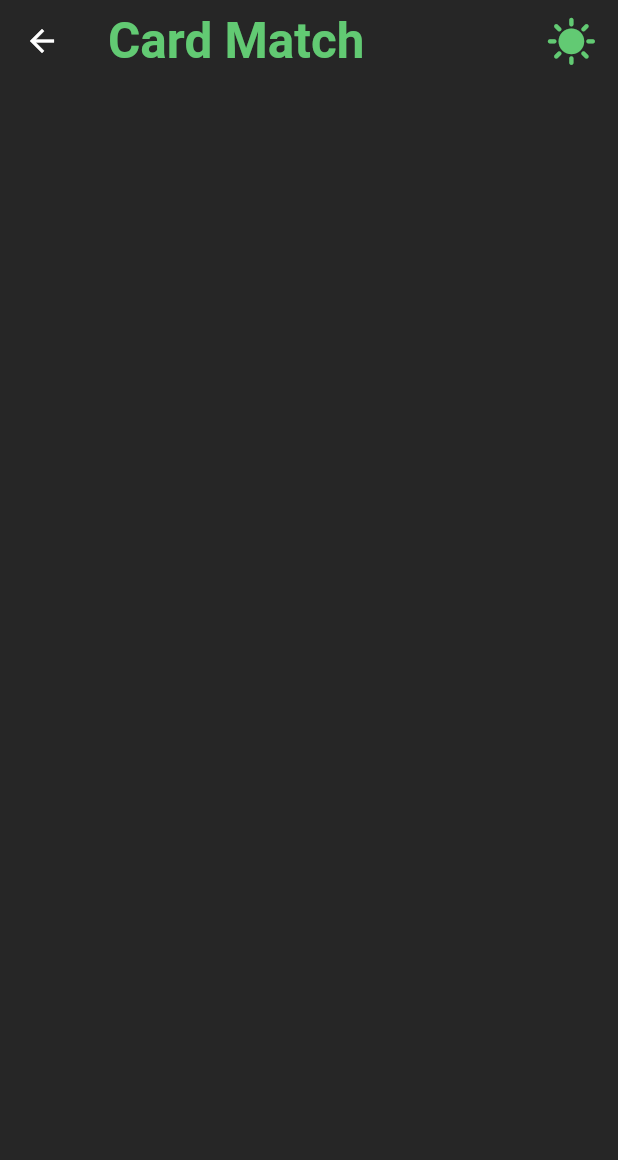
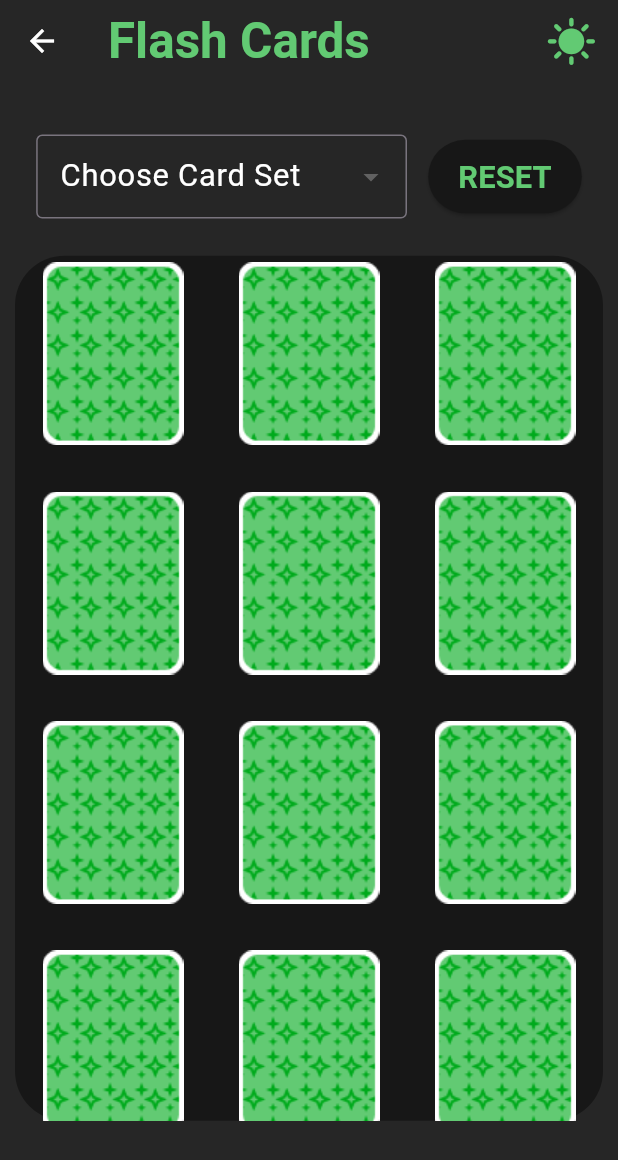
Before and after one commit to sidesshmore/AlzPal_Patient, a Flutter app: the CardMatch screen opened directly, on a phone screen of 412 x 824 dp. Shown: the top 1160 px of the screen. Run offline on Flutter 3.47's test engine with Material 3 defaults, Android fonts, the phone set to English and light mode, and no system bars.

Commit message:
card match ui done

```diff
--- a/lib/CardMatch/screens/card_match.dart
+++ b/lib/CardMatch/screens/card_match.dart
@@ -1,4 +1,6 @@
 import 'package:alzpal_patient/AppBar/app_bar.dart';
+import 'package:alzpal_patient/CardMatch/widget/card_grid.dart';
+import 'package:alzpal_patient/colors.dart';
 import 'package:flutter/material.dart';
 
 class CardMatch extends StatefulWidget {
@@ -9,10 +11,76 @@ class CardMatch extends StatefulWidget {
 }
 
 class _CardMatchState extends State<CardMatch> {
+  String? _selectedCardSet;
+  List<String> _cardSets = ['Animals', 'Fruits', 'Vegetables'];
   @override
   Widget build(BuildContext context) {
+    double screenHeight = MediaQuery.of(context).size.height;
+    double screenWidth = MediaQuery.of(context).size.width;
     return Scaffold(
-      appBar: const MyAppBar(MyAppBarHeading: 'Card Match'),
+      appBar: MyAppBar(MyAppBarHeading: 'Flash Cards'),
+      body: Padding(
+        padding: EdgeInsets.all(10.0),
+        child: Column(
+          children: [
+            SizedBox(
+              height: screenHeight * 0.03,
+            ),
+            Row(
+              mainAxisAlignment: MainAxisAlignment.spaceEvenly,
+              children: [
+                SizedBox(
+                  width: screenWidth * 0.6,
+                  child: DropdownButtonFormField<String>(
+                    dropdownColor: const Color(0xff262626),
+                    value: _selectedCardSet,
+                    items: _cardSets
+                        .map((patient) => DropdownMenuItem(
+                              value: patient,
+                              child: Text(patient,
+                                  style: const TextStyle(color: Colors.white)),
+                            ))
+                        .toList(),
+                    onChanged: (value) {
+                      setState(() {
+                        _selectedCardSet = value;
+                      });
+                    },
+                    decoration: InputDecoration(
+                      focusedBorder: OutlineInputBorder(
+                        borderSide: const BorderSide(
+                            color: Color(0xff62CA73), width: 2.0),
+                        borderRadius: BorderRadius.circular(10.0),
+                      ),
+                      labelText: 'Choose Card Set',
+                      labelStyle: TextStyle(
+                          color: Colors.white, fontSize: screenWidth * 0.05),
+                      border: const OutlineInputBorder(),
+                    ),
+                  ),
+                ),
+                ElevatedButton(
+                    style: ElevatedButton.styleFrom(
+                        backgroundColor: DarkBlack,
+                        padding:
+                            EdgeInsets.symmetric(vertical: 10, horizontal: 20)),
+                    onPressed: () {},
+                    child: Text(
+                      'RESET',
+                      style: TextStyle(
+                          fontSize: screenWidth * 0.05,
+                          color: GreenColor,
+                          fontWeight: FontWeight.bold),
+                    ))
+              ],
+            ),
+            SizedBox(
+              height: screenHeight * 0.03,
+            ),
+            CardGrid(),
+          ],
+        ),
+      ),
     );
   }
 }
--- /dev/null
+++ b/lib/CardMatch/widget/card_grid.dart
@@ -0,0 +1,42 @@
+import 'package:alzpal_patient/colors.dart';
+import 'package:flutter/material.dart';
+
+class CardGrid extends StatefulWidget {
+  const CardGrid({super.key});
+
+  @override
+  State<CardGrid> createState() => _CardGridState();
+}
+
+class _CardGridState extends State<CardGrid> {
+  @override
+  Widget build(BuildContext context) {
+    double screenHeight = MediaQuery.of(context).size.height;
+    double screenWidth = MediaQuery.of(context).size.width;
+    return Container(
+      width: screenWidth,
+      height: screenHeight * 0.7,
+      decoration: BoxDecoration(
+        borderRadius: BorderRadius.circular(33),
+        color: DarkBlack,
+      ),
+      child: GridView.builder(
+        gridDelegate: SliverGridDelegateWithFixedCrossAxisCount(
+            mainAxisSpacing: screenHeight * 0.027, crossAxisCount: 3),
+        itemBuilder: (_, index) {
+          return InkWell(
+            onTap: () {},
+            child: Container(
+              height: screenHeight * 0.33,
+              width: screenWidth * 0.21,
+              decoration: BoxDecoration(
+                  image: DecorationImage(
+                      image: AssetImage('assets/Card_Total.png'))),
+            ),
+          );
+        },
+        itemCount: 12,
+      ),
+    );
+  }
+}
```
